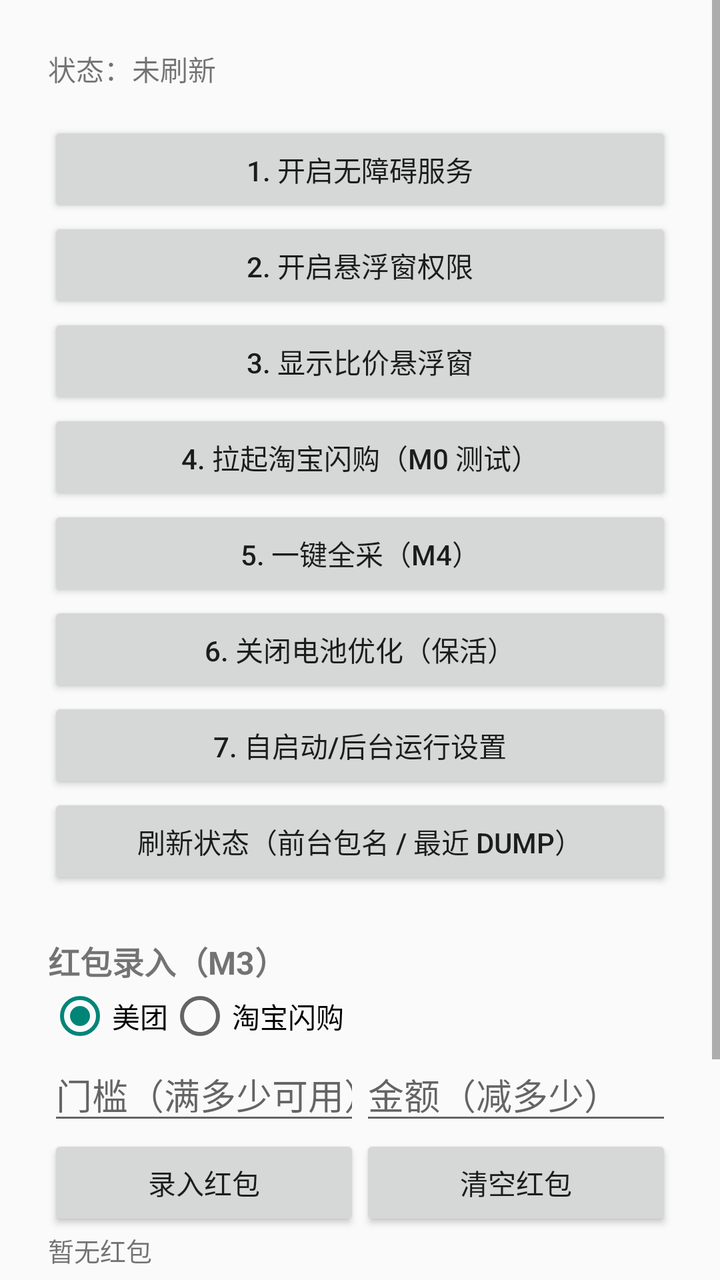
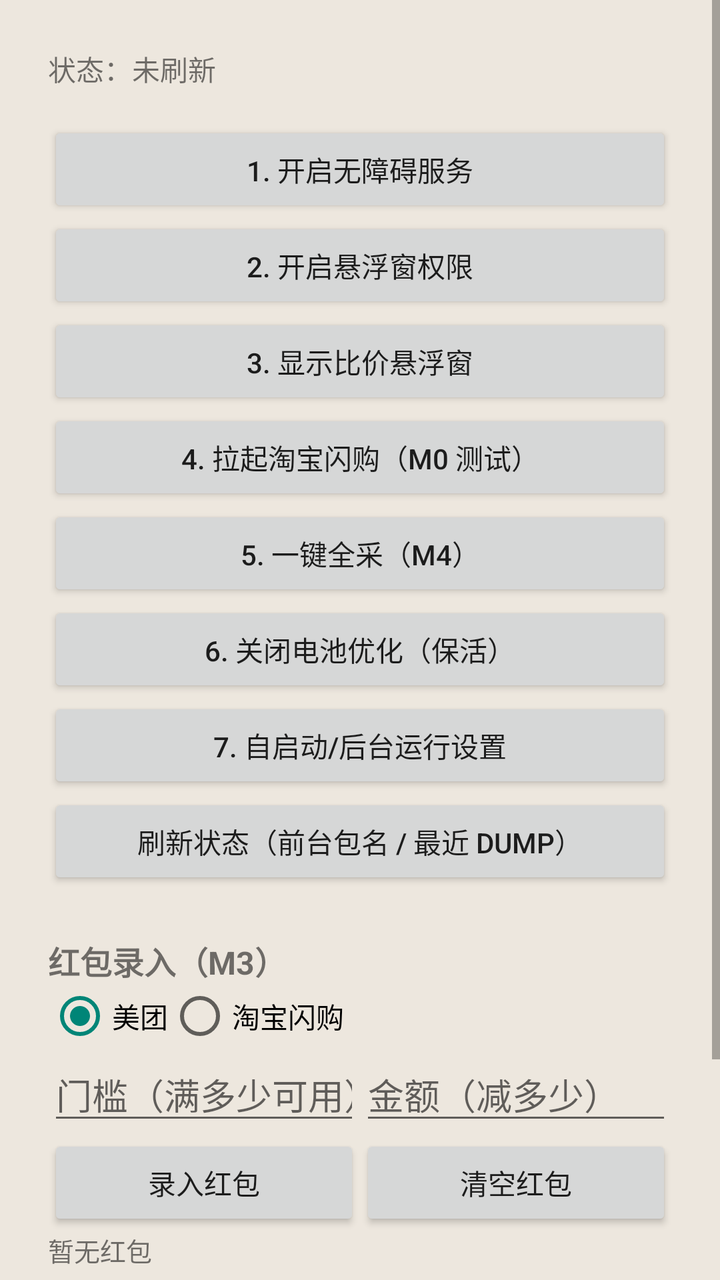

The first picture is an Android layout as it rendered before a commit; the second is the same layout after the commit. The layout source and the unified diff follow.
<!-- AndroidManifest.xml: application theme android:Theme.Material.Light.NoActionBar -->
<!-- res/layout/activity_main.xml -->
<?xml version="1.0" encoding="utf-8"?>
<ScrollView xmlns:android="http://schemas.android.com/apk/res/android"
    android:layout_width="match_parent"
    android:layout_height="match_parent">

    <LinearLayout
        android:layout_width="match_parent"
        android:layout_height="wrap_content"
        android:orientation="vertical"
        android:padding="24dp">

        <TextView
            android:id="@+id/tvStatus"
            android:layout_width="match_parent"
            android:layout_height="wrap_content"
            android:layout_marginBottom="16dp"
            android:text="状态：未刷新"
            android:textSize="14sp" />

        <Button
            android:id="@+id/btnAccessibility"
            android:layout_width="match_parent"
            android:layout_height="wrap_content"
            android:text="1. 开启无障碍服务" />

        <Button
            android:id="@+id/btnOverlayPerm"
            android:layout_width="match_parent"
            android:layout_height="wrap_content"
            android:text="2. 开启悬浮窗权限" />

        <Button
            android:id="@+id/btnShowOverlay"
            android:layout_width="match_parent"
            android:layout_height="wrap_content"
            android:text="3. 显示比价悬浮窗" />

        <Button
            android:id="@+id/btnLaunchFlash"
            android:layout_width="match_parent"
            android:layout_height="wrap_content"
            android:text="4. 拉起淘宝闪购（M0 测试）" />

        <Button
            android:id="@+id/btnAutoCapture"
            android:layout_width="match_parent"
            android:layout_height="wrap_content"
            android:text="5. 一键全采（M4）" />

        <Button
            android:id="@+id/btnBatteryOpt"
            android:layout_width="match_parent"
            android:layout_height="wrap_content"
            android:text="6. 关闭电池优化（保活）" />

        <Button
            android:id="@+id/btnAutoStart"
            android:layout_width="match_parent"
            android:layout_height="wrap_content"
            android:text="7. 自启动/后台运行设置" />

        <Button
            android:id="@+id/btnRefreshStatus"
            android:layout_width="match_parent"
            android:layout_height="wrap_content"
            android:text="刷新状态（前台包名 / 最近 dump）" />

        
        <TextView
            android:layout_width="match_parent"
            android:layout_height="wrap_content"
            android:layout_marginTop="24dp"
            android:text="红包录入（M3）"
            android:textSize="16sp"
            android:textStyle="bold" />

        <RadioGroup
            android:id="@+id/rgCouponPlatform"
            android:layout_width="match_parent"
            android:layout_height="wrap_content"
            android:orientation="horizontal">

            <RadioButton
                android:id="@+id/rbCouponMeituan"
                android:layout_width="wrap_content"
                android:layout_height="wrap_content"
                android:checked="true"
                android:text="美团" />

            <RadioButton
                android:id="@+id/rbCouponFlash"
                android:layout_width="wrap_content"
                android:layout_height="wrap_content"
                android:text="淘宝闪购" />
        </RadioGroup>

        <LinearLayout
            android:layout_width="match_parent"
            android:layout_height="wrap_content"
            android:orientation="horizontal">

            <EditText
                android:id="@+id/etCouponThreshold"
                android:layout_width="0dp"
                android:layout_height="wrap_content"
                android:layout_weight="1"
                android:hint="门槛（满多少可用）"
                android:inputType="numberDecimal"
                android:importantForAutofill="no" />

            <EditText
                android:id="@+id/etCouponAmount"
                android:layout_width="0dp"
                android:layout_height="wrap_content"
                android:layout_weight="1"
                android:hint="金额（减多少）"
                android:inputType="numberDecimal"
                android:importantForAutofill="no" />
        </LinearLayout>

        <LinearLayout
            android:layout_width="match_parent"
            android:layout_height="wrap_content"
            android:orientation="horizontal">

            <Button
                android:id="@+id/btnCouponSave"
                android:layout_width="0dp"
                android:layout_height="wrap_content"
                android:layout_weight="1"
                android:text="录入红包" />

            <Button
                android:id="@+id/btnCouponClear"
                android:layout_width="0dp"
                android:layout_height="wrap_content"
                android:layout_weight="1"
                android:text="清空红包" />
        </LinearLayout>

        <TextView
            android:id="@+id/tvCouponList"
            android:layout_width="match_parent"
            android:layout_height="wrap_content"
            android:text="暂无红包"
            android:textSize="13sp" />

        
        <TextView
            android:layout_width="match_parent"
            android:layout_height="wrap_content"
            android:layout_marginTop="24dp"
            android:text="商家分析（M3）"
            android:textSize="16sp"
            android:textStyle="bold" />

        <Button
            android:id="@+id/btnAnalyze"
            android:layout_width="match_parent"
            android:layout_height="wrap_content"
            android:text="生成商家分析" />

        <TextView
            android:id="@+id/tvAnalysis"
            android:layout_width="match_parent"
            android:layout_height="wrap_content"
            android:text="尚未生成分析"
            android:textSize="13sp" />
    </LinearLayout>
</ScrollView>
<!-- resources referenced by this layout -->
<resources>

</resources>

<!-- the commit's change to res/layout/activity_main.xml (unified diff, before → after) -->
@@ -1,7 +1,8 @@
 <?xml version="1.0" encoding="utf-8"?>
 <ScrollView xmlns:android="http://schemas.android.com/apk/res/android"
     android:layout_width="match_parent"
-    android:layout_height="match_parent">
+    android:layout_height="match_parent"
+    android:background="#EDE7DE">
 
     <LinearLayout
         android:layout_width="match_parent"
@@ -166,5 +167,12 @@
             android:layout_height="wrap_content"
             android:text="尚未生成分析"
             android:textSize="13sp" />
+
+        
+        <LinearLayout
+            android:id="@+id/analysisContainer"
+            android:layout_width="match_parent"
+            android:layout_height="wrap_content"
+            android:orientation="vertical" />
     </LinearLayout>
 </ScrollView>
